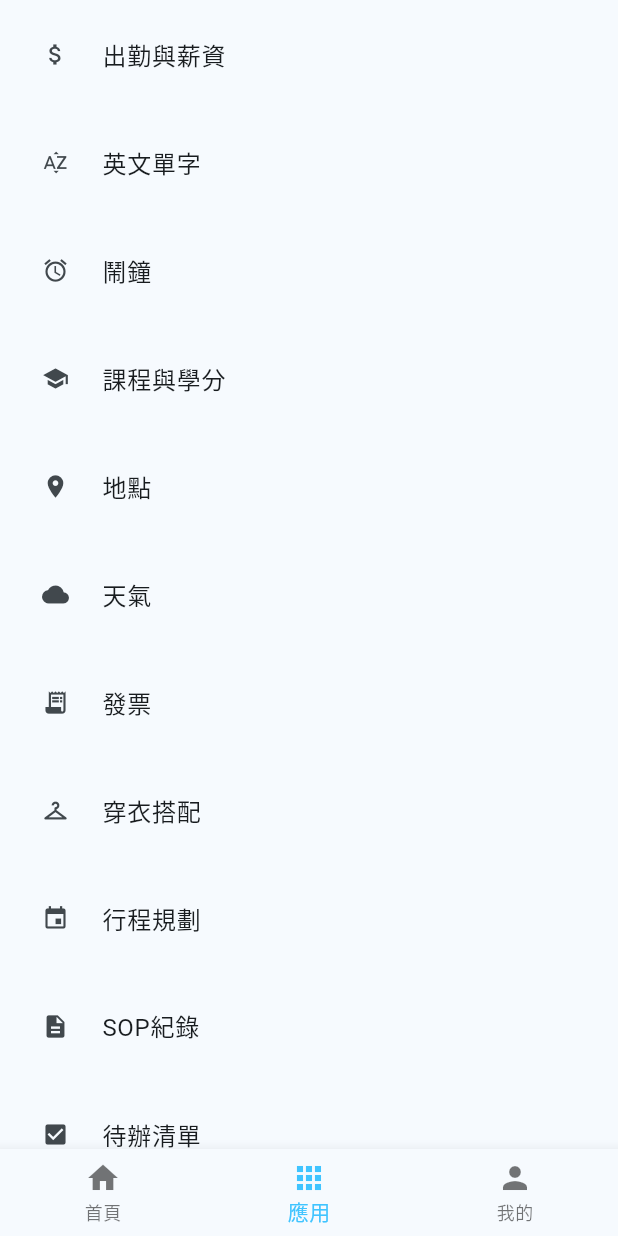
After one commit to jieyu714/Jieyu-s-App, a Flutter app: the screen it shows after launch, item 2 of the bottom bar chosen, on a phone screen of 412 x 824 dp. The commit adds this screen. Run offline on Flutter 3.47's test engine with Material 3 defaults, Android fonts, the phone set to English and light mode, and no system bars; our stand-ins replace geolocator.

Commit message:
主頁框架搭建

```diff
--- /dev/null
+++ b/lib/pages/Home/AppsFragement/Index.dart
@@ -0,0 +1,56 @@
+import 'package:flutter/material.dart';
+import 'package:jieyu_app/utils/ProgressDialog.dart';
+import 'package:jieyu_app/viewmodels/HomeFragement.dart';
+
+class AppsFragement extends StatefulWidget {
+  const AppsFragement({super.key});
+
+  @override
+  State<AppsFragement> createState() => _AppsFragementState();
+}
+
+class _AppsFragementState extends State<AppsFragement> {
+
+  final List<App> _apps = [
+    App(name: "出勤與薪資", icon: Icons.attach_money),
+    App(name: "英文單字", icon: Icons.sort_by_alpha),
+    App(name: "鬧鐘", icon: Icons.alarm),
+    App(name: "課程與學分", icon: Icons.school),
+    App(name: "地點", icon: Icons.location_on, page: "/location"),
+    App(name: "天氣", icon: Icons.cloud),
+    App(name: "發票", icon: Icons.receipt_long),
+    App(name: "穿衣搭配", icon: Icons.checkroom),
+    App(name: "行程規劃", icon: Icons.event),
+    App(name: "SOP紀錄", icon: Icons.description),
+    App(name: "待辦清單", icon: Icons.check_box),
+    App(name: "心情紀錄", icon: Icons.mood),
+    App(name: "記帳", icon: Icons.account_balance),
+    App(name: "飲食紀錄", icon: Icons.restaurant),
+    App(name: "金額分帳", icon: Icons.splitscreen),
+  ];
+
+  @override
+  Widget build(BuildContext context) {
+    return Container(
+      child: ListView.builder(
+        itemCount: _apps.length,
+        itemBuilder: (context, index) {
+          final app = _apps[index];
+          return TextButton(
+            onPressed: () {
+              if (app.page != null) {
+                Navigator.pushNamed(context, app.page!);
+              } else {
+                ProgressDialog().showResult(context, message: "${app.name} 功能尚未開發", isInfo: true);
+              }
+            },
+            child: ListTile(
+              leading: Icon(app.icon as IconData),
+              title: Text(app.name!),
+            ),
+          );
+        },
+      ),
+    );
+  }
+}
--- /dev/null
+++ b/lib/pages/Home/Index.dart
@@ -0,0 +1,52 @@
+import 'package:flutter/material.dart';
+import 'package:jieyu_app/pages/Home/AppsFragement/Index.dart';
+import 'package:jieyu_app/pages/Home/HomeFragement/Index.dart';
+import 'package:jieyu_app/pages/Home/MineFragement/index.dart';
+
+class HomePage extends StatefulWidget {
+  const HomePage({super.key});
+
+  @override
+  State<HomePage> createState() => _HomePageState();
+}
+
+class _HomePageState extends State<HomePage> {
+
+  List<String> _navigationItems = ["首頁", "應用", "我的"];
+  List<IconData> _navigationIcons = [Icons.home, Icons.apps, Icons.person];
+  int _currentIndex = 0;
+
+  List<Widget> _buildPages() {
+    return [
+      Center(child: HomeFragement()),
+      Center(child: AppsFragement()),
+      Center(child: MineFragement()),
+    ];
+  }
+
+  @override
+  Widget build(BuildContext context) {
+    return Scaffold(
+      body: SafeArea(
+        child: IndexedStack(
+          index: _currentIndex,
+          children: _buildPages(),
+        )
+      ),
+      bottomNavigationBar: BottomNavigationBar(
+        currentIndex: _currentIndex,
+        onTap: (value) => {
+          setState(() {
+            _currentIndex = value;
+          })
+        },
+        items: List.generate(_navigationIcons.length, (index) {
+          return BottomNavigationBarItem(
+            icon: Icon(_navigationIcons[index]),
+            label: _navigationItems[index],
+          );
+        }),
+      ),
+    );
+  }
+}
--- a/lib/pages/Login/Index.dart
+++ b/lib/pages/Login/Index.dart
@@ -47,6 +47,7 @@ class _LoginPageState extends State<LoginPage> {
         ProgressDialog().showResult(context, message: "登入成功", isSuccess: true, onClose: () {
           // TODO: 處理登入成功後的邏輯
           print("登入成功，執行後續操作");
+          Navigator.pushNamed(context, "/home");
         });
       });
     }
--- a/lib/routes/Index.dart
+++ b/lib/routes/Index.dart
@@ -1,11 +1,13 @@
 import 'package:flutter/material.dart';
+import 'package:jieyu_app/pages/Home/Index.dart';
+import 'package:jieyu_app/pages/Location/Index.dart';
 import 'package:jieyu_app/pages/Login/Index.dart';
 
 Widget getRootWidget() {
   const Color themeColor = Colors.lightBlueAccent;
 
   return MaterialApp(
-    initialRoute: "/",
+    initialRoute: "/home",
     routes: getRootRoutes(),
     theme: ThemeData(
       useMaterial3: true,
@@ -19,6 +21,8 @@ Widget getRootWidget() {
 
 Map<String, Widget Function(BuildContext)> getRootRoutes() {
   return {
-    "/": (context) => LoginPage()
+    "/": (context) => LoginPage(),
+    "/home": (context) => HomePage(),
+    "/location": (context) => Location(),
   };
 }
--- /dev/null
+++ b/lib/viewmodels/HomeFragement.dart
@@ -0,0 +1,9 @@
+import 'package:flutter/material.dart';
+
+class App {
+  String? name;
+  IconData? icon;
+  String? page;
+
+  App({this.name, this.icon, this.page});
+}
--- a/pubspec.yaml
+++ b/pubspec.yaml
@@ -37,6 +37,8 @@ dependencies:
   dio: ^5.9.2
   get: ^4.7.3
   shared_preferences: ^2.5.5
+  geolocator: ^14.0.2
+  intl: ^0.20.2
 
 dev_dependencies:
   flutter_test:
```
Also changed, not shown: lib/pages/Home/HomeFragement/Index.dart (added, +15 -0 lines), lib/pages/Home/MineFragement/index.dart (added, +15 -0 lines), lib/pages/Location/Index.dart (added, +90 -0 lines), lib/utils/ProgressDialog.dart (+8 -11 lines), pubspec.lock, 4 other files.
